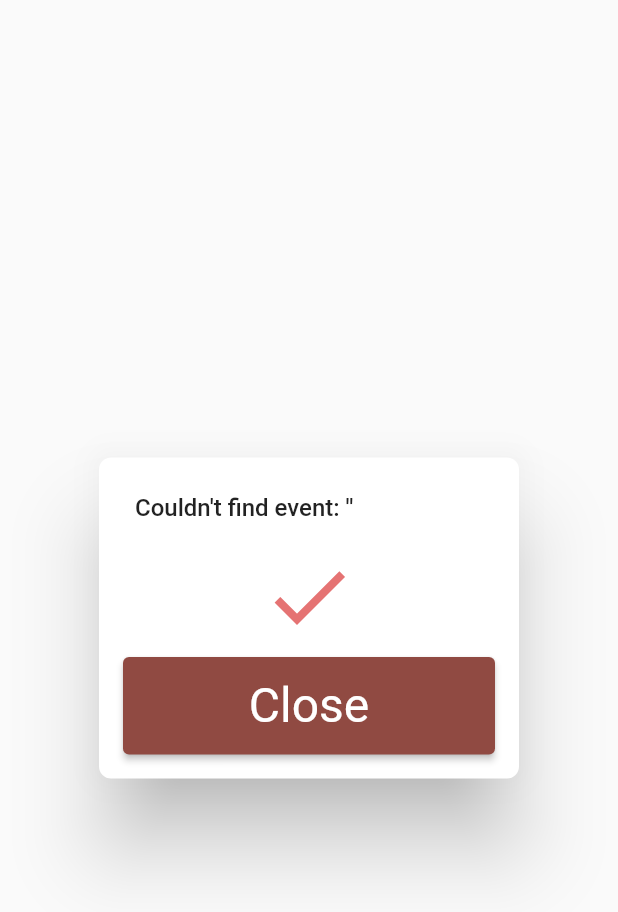
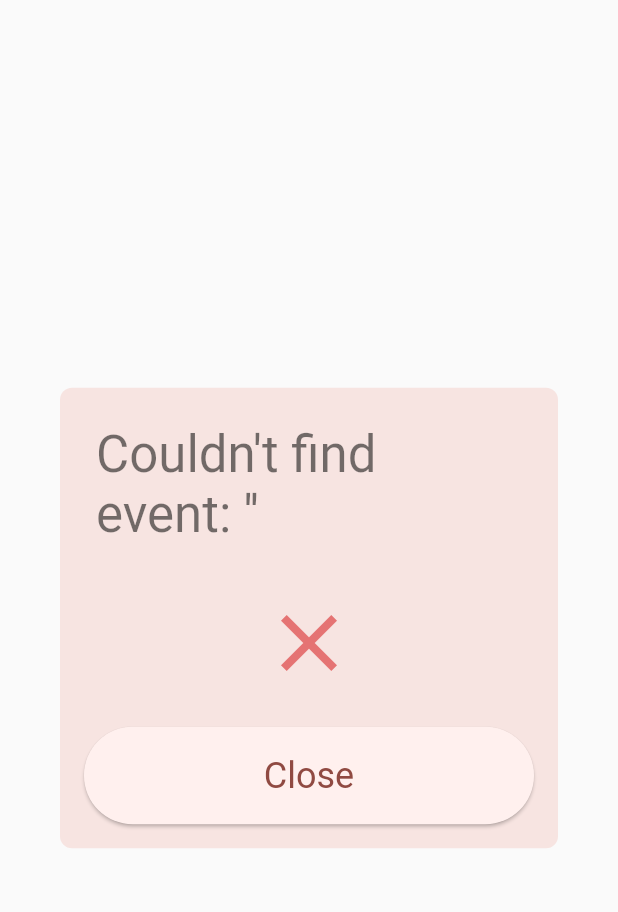
Before and after one commit to ImperialOctopus/people-counter, a Flutter app: the AddCodeDialog widget shown alone on an empty page, opened directly, after a tap on "Submit", on a phone screen of 412 x 824 dp. Shown: the top 912 px of the screen. Run offline on Flutter 3.47's test engine with Material 2 defaults, Android fonts, the phone set to English and light mode, and no system bars; our stand-ins replace cloud_firestore, equatable, firebase_core, flutter_bloc, shared_preferences; accounts and stored records are empty; generated files the repository leaves out were written again.

Commit message:
Fix event connection errors in future builder

```diff
--- a/lib/errors/event_not_found_exception.dart
+++ /dev/null
@@ -1,5 +0,0 @@
-class EventNotFoundException implements Exception {
-  final String? message;
-
-  const EventNotFoundException([this.message]);
-}
--- a/lib/repositories/events/events_repository.dart
+++ b/lib/repositories/events/events_repository.dart
@@ -1,7 +1,7 @@
 import 'dart:async';
 
 abstract class EventsRepository {
-  Future<EventConnection> getEventByCode(String code);
+  Future<EventConnection?> getEventByCode(String code);
 }
 
 abstract class EventConnection {
--- a/lib/repositories/events/firebase_event_repository.dart
+++ b/lib/repositories/events/firebase_event_repository.dart
@@ -2,7 +2,6 @@ import 'dart:async';
 
 import 'package:cloud_firestore/cloud_firestore.dart';
 import 'package:firebase_core/firebase_core.dart';
-import 'package:people_counter/errors/event_not_found_exception.dart';
 
 import '../../firebase_options.dart';
 import '../../models/log_entry.dart';
@@ -18,7 +17,7 @@ class FirebaseEventsRepository implements EventsRepository {
   }
 
   @override
-  Future<EventConnection> getEventByCode(String code) =>
+  Future<EventConnection?> getEventByCode(String code) async =>
       FirebaseEventConnection.initialise(code);
 }
 
@@ -36,7 +35,7 @@ class FirebaseEventConnection implements EventConnection {
     this._name,
   );
 
-  static Future<FirebaseEventConnection> initialise(String code) async {
+  static Future<FirebaseEventConnection?> initialise(String code) async {
     // Sets the reference to collection at root/{room name}
     final collectionReference = FirebaseFirestore.instance.collection(code);
 
@@ -46,7 +45,7 @@ class FirebaseEventConnection implements EventConnection {
         .then((value) => value.data()?['name'] as String?);
 
     if (name == null) {
-      throw const EventNotFoundException();
+      return null;
     }
 
     return FirebaseEventConnection._(code, collectionReference, name);
--- a/lib/themes/winter_theme.dart
+++ b/lib/themes/winter_theme.dart
@@ -21,19 +21,21 @@ class WinterTheme implements AppTheme {
         ),
       );
 
-  static final _base = ThemeData(
+  static final _base = ThemeData.light().copyWith(
+    useMaterial3: true,
     elevatedButtonTheme: ElevatedButtonThemeData(
       style: ElevatedButton.styleFrom(
         //backgroundColor: Color.fromARGB(255, 181, 51, 70),
-        textStyle: const TextStyle(fontSize: 32),
-        minimumSize: const Size(200, 65),
+        textStyle: const TextStyle(fontSize: 24),
+        minimumSize: const Size(0, 65),
       ),
     ),
-    outlinedButtonTheme: OutlinedButtonThemeData(
-      style: OutlinedButton.styleFrom(
-        foregroundColor: Colors.black87,
-        textStyle: const TextStyle(fontSize: 32),
-        minimumSize: const Size(200, 65),
+    floatingActionButtonTheme: const FloatingActionButtonThemeData(
+        iconSize: 32, foregroundColor: Colors.white),
+    iconButtonTheme: const IconButtonThemeData(
+      style: ButtonStyle(
+        minimumSize: MaterialStatePropertyAll<Size>(Size(64, 64)),
+        iconSize: MaterialStatePropertyAll<double>(24),
       ),
     ),
   );
--- a/lib/view/events_list/add_code_dialog.dart
+++ b/lib/view/events_list/add_code_dialog.dart
@@ -13,7 +13,7 @@ class AddCodeDialog extends StatefulWidget {
 
 class _AddCodeDialogState extends State<AddCodeDialog> {
   AddCodeDialogPage page = AddCodeDialogPage.enter;
-  Future<EventConnection>? eventConnection;
+  Future<EventConnection?>? eventConnection;
 
   final TextEditingController _textFieldController = TextEditingController();
 
@@ -39,9 +39,9 @@ class _AddCodeDialogState extends State<AddCodeDialog> {
       contentPadding: const EdgeInsets.only(
         top: 10.0,
       ),
-      title: const Text(
-        "Add event",
-        style: TextStyle(fontSize: 16.0),
+      title: Text(
+        "Add Event",
+        style: Theme.of(context).textTheme.headlineMedium,
       ),
       content: SizedBox(
         //height: 400,
@@ -67,10 +67,10 @@ class _AddCodeDialogState extends State<AddCodeDialog> {
                   padding: const EdgeInsets.all(8.0),
                   child: ElevatedButton(
                     onPressed: () => setState(() {
+                      page = AddCodeDialogPage.test;
                       eventConnection = context
                           .read<EventsRepository>()
                           .getEventByCode(_textFieldController.text);
-                      page = AddCodeDialogPage.test;
                     }),
                     child: const Text("Submit"),
                   ),
@@ -90,15 +90,15 @@ class _AddCodeDialogState extends State<AddCodeDialog> {
   }
 
   Widget _testPage(BuildContext context) {
-    return FutureBuilder(
+    return FutureBuilder<EventConnection?>(
         future: eventConnection,
         builder: (context, snapshot) {
-          if (snapshot.hasData) {
+          if (snapshot.connectionState == ConnectionState.waiting) {
+            return _waitingPage(context);
+          } else if (snapshot.hasData) {
             return _successPage(context, snapshot.data!);
-          } else if (snapshot.hasError) {
+          } else {
             return _failPage(context);
-          } else {
-            return _waitingPage(context);
           }
         });
   }
@@ -113,9 +113,9 @@ class _AddCodeDialogState extends State<AddCodeDialog> {
       contentPadding: const EdgeInsets.only(
         top: 10.0,
       ),
-      title: const Text(
-        "Checking event database...",
-        style: TextStyle(fontSize: 16.0),
+      title: Text(
+        "Finding event...",
+        style: Theme.of(context).textTheme.headlineMedium,
       ),
       content: SizedBox(
         //height: 400,
@@ -126,8 +126,11 @@ class _AddCodeDialogState extends State<AddCodeDialog> {
               crossAxisAlignment: CrossAxisAlignment.start,
               mainAxisSize: MainAxisSize.min,
               children: <Widget>[
-                const Center(
-                  child: CircularProgressIndicator(),
+                const Padding(
+                  padding: EdgeInsets.symmetric(vertical: 16),
+                  child: Center(
+                    child: CircularProgressIndicator(),
+                  ),
                 ),
                 Container(
                   width: double.infinity,
@@ -155,7 +158,7 @@ class _AddCodeDialogState extends State<AddCodeDialog> {
       ),
       title: Text(
         'Event found: ${eventConnection.name}',
-        style: const TextStyle(fontSize: 16.0),
+        style: Theme.of(context).textTheme.headlineMedium,
       ),
       content: SizedBox(
         //height: 400,
@@ -166,9 +169,12 @@ class _AddCodeDialogState extends State<AddCodeDialog> {
               crossAxisAlignment: CrossAxisAlignment.start,
               mainAxisSize: MainAxisSize.min,
               children: <Widget>[
-                Center(
-                  child:
-                      Icon(Icons.check, size: 64, color: Colors.green.shade300),
+                Padding(
+                  padding: const EdgeInsets.symmetric(vertical: 16),
+                  child: Center(
+                    child: Icon(Icons.check,
+                        size: 64, color: Colors.green.shade300),
+                  ),
                 ),
                 Container(
                   width: double.infinity,
@@ -197,7 +203,7 @@ class _AddCodeDialogState extends State<AddCodeDialog> {
       ),
       title: Text(
         "Couldn't find event: '${_textFieldController.value.text}'",
-        style: const TextStyle(fontSize: 16.0),
+        style: Theme.of(context).textTheme.headlineMedium,
       ),
       content: SizedBox(
         //height: 400,
@@ -208,9 +214,12 @@ class _AddCodeDialogState extends State<AddCodeDialog> {
               crossAxisAlignment: CrossAxisAlignment.start,
               mainAxisSize: MainAxisSize.min,
               children: <Widget>[
-                Center(
-                  child:
-                      Icon(Icons.check, size: 64, color: Colors.red.shade300),
+                Padding(
+                  padding: const EdgeInsets.symmetric(vertical: 16),
+                  child: Center(
+                    child:
+                        Icon(Icons.close, size: 64, color: Colors.red.shade300),
+                  ),
                 ),
                 Container(
                   width: double.infinity,
--- a/lib/view/welcome_screen.dart
+++ b/lib/view/welcome_screen.dart
@@ -41,7 +41,6 @@ class WelcomeScreen extends StatelessWidget {
                 child: IconButton(
                   icon: const Icon(Icons.arrow_forward),
                   color: Colors.white,
-                  iconSize: 32,
                   onPressed: () {
                     Navigator.of(context).push(EventsListScreen.route());
                   },
```
Also changed, not shown: lib/view/events_list/events_list_item.dart (+10 -10 lines).
